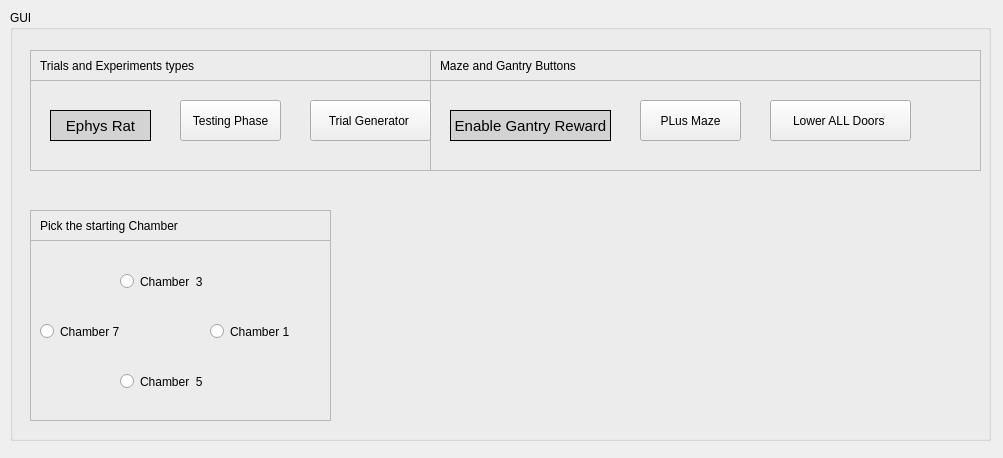
The window that src/omniroute_operation/src/rule_based_experiment/rule_based_experiment_interface.ui (NC4Lab/omniroute_ubuntu_ws) describes before a commit, drawn with Qt 5.
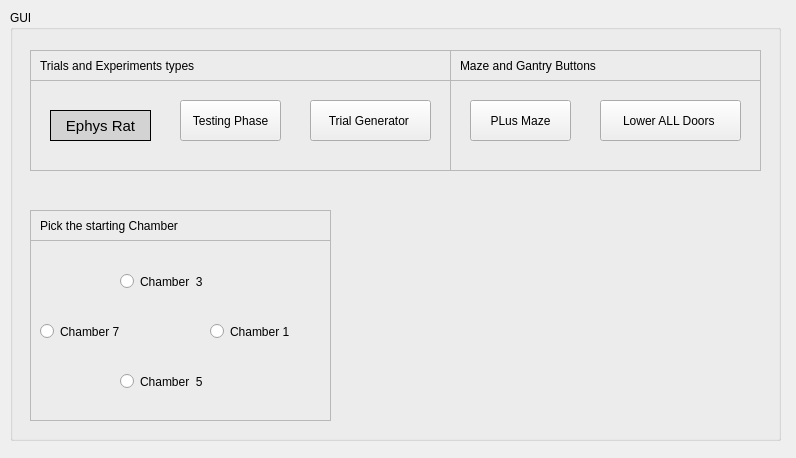
The same window after the commit.

Commit message: some gantry and reward related changes

```diff
--- a/src/omniroute_operation/src/rule_based_experiment/rule_based_experiment_interface.ui
+++ b/src/omniroute_operation/src/rule_based_experiment/rule_based_experiment_interface.ui
@@ -6,7 +6,7 @@
    <rect>
     <x>0</x>
     <y>0</y>
-    <width>1003</width>
+    <width>796</width>
     <height>458</height>
    </rect>
   </property>
@@ -18,7 +18,7 @@
     <rect>
      <x>10</x>
      <y>10</y>
-     <width>981</width>
+     <width>771</width>
      <height>431</height>
     </rect>
    </property>
@@ -28,9 +28,9 @@
    <widget class="QFrame" name="frame_7">
     <property name="geometry">
      <rect>
-      <x>420</x>
+      <x>440</x>
       <y>70</y>
-      <width>551</width>
+      <width>311</width>
       <height>91</height>
      </rect>
     </property>
@@ -40,51 +40,10 @@
     <property name="frameShadow">
      <enum>QFrame::Raised</enum>
     </property>
-    <widget class="QPushButton" name="gantryRewardTogBtn">
-     <property name="geometry">
-      <rect>
-       <x>20</x>
-       <y>30</y>
-       <width>161</width>
-       <height>31</height>
-      </rect>
-     </property>
-     <property name="font">
-      <font>
-       <pointsize>11</pointsize>
-       <weight>50</weight>
-       <bold>false</bold>
-      </font>
-     </property>
-     <property name="autoFillBackground">
-      <bool>false</bool>
-     </property>
-     <property name="styleSheet">
-      <string notr="true">QPushButton {
-    background-color: lightgray;
-    border: 1px solid black;
-}
-
-QPushButton:checked {
-    background-color: gray; /* Color when toggled */
-}
-
-QPushButton:pressed {
-    background-color: darkgray; /* Color when pressed */
-}
-</string>
-     </property>
-     <property name="text">
-      <string>Enable Gantry Reward</string>
-     </property>
-     <property name="checkable">
-      <bool>true</bool>
-     </property>
-    </widget>
     <widget class="QPushButton" name="plusMazeBtn">
      <property name="geometry">
       <rect>
-       <x>210</x>
+       <x>20</x>
        <y>20</y>
        <width>101</width>
        <height>41</height>
@@ -97,7 +56,7 @@
     <widget class="QPushButton" name="lowerAllDoorsBtn">
      <property name="geometry">
       <rect>
-       <x>340</x>
+       <x>150</x>
        <y>20</y>
        <width>141</width>
        <height>41</height>
@@ -111,9 +70,9 @@
    <widget class="QFrame" name="frame_8">
     <property name="geometry">
      <rect>
-      <x>420</x>
+      <x>440</x>
       <y>40</y>
-      <width>551</width>
+      <width>311</width>
       <height>31</height>
      </rect>
     </property>
@@ -129,7 +88,7 @@
      <rect>
       <x>20</x>
       <y>70</y>
-      <width>401</width>
+      <width>421</width>
       <height>91</height>
      </rect>
     </property>
@@ -212,7 +171,7 @@
      <rect>
       <x>20</x>
       <y>40</y>
-      <width>401</width>
+      <width>421</width>
       <height>31</height>
      </rect>
     </property>
@@ -239,7 +198,7 @@
    <widget class="QLabel" name="label_6">
     <property name="geometry">
      <rect>
-      <x>430</x>
+      <x>450</x>
       <y>40</y>
       <width>231</width>
       <height>31</height>
```
The commit also changes 6 other files.
